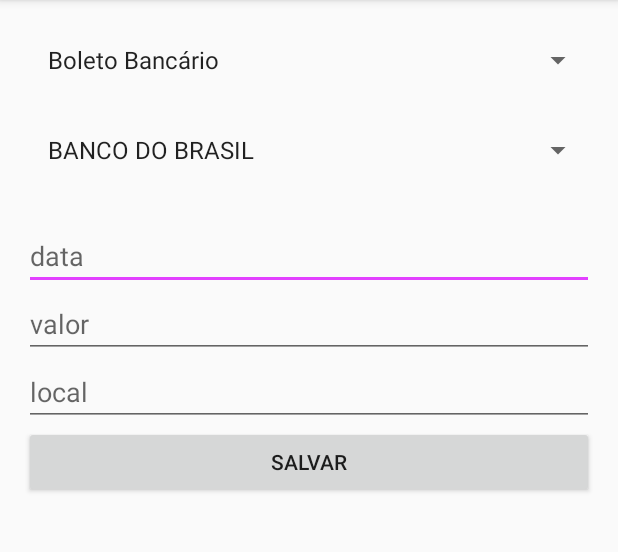
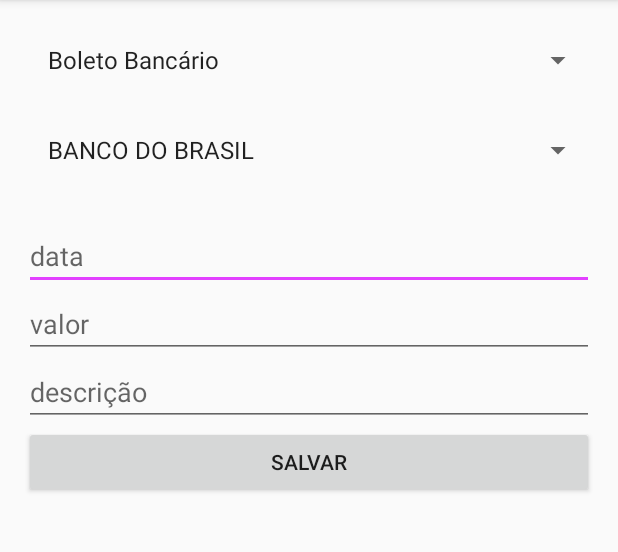
Before and after one commit to gabrielCorreaCordeiro/apsApp, an Android app: the GastoActivity screen opened directly, with no data from a screen before it, on a phone screen of 412 x 824 dp, the part 84-636 px from its top. Run offline under Robolectric (Android 15) with nearby library versions, the phone set to English and light mode, and no system bars.

Commit message:
modificação parcial do banco

```diff
--- a/app/src/main/java/br/edu/utfpr/gabriel/financeiro/GastoActivity.java
+++ b/app/src/main/java/br/edu/utfpr/gabriel/financeiro/GastoActivity.java
@@ -65,7 +65,7 @@ public class GastoActivity extends AppCompatActivity implements View.OnClickList
 
     }
     private void buildLocal(){
-        local = (EditText) findViewById(R.id.text_Entrada_local_gasto);
+        local = (EditText) findViewById(R.id.text_Entrada_descricao_gasto);
     }
 
     private void buildButton(){
--- a/app/src/main/res/layout/activity_gasto.xml
+++ b/app/src/main/res/layout/activity_gasto.xml
@@ -45,8 +45,8 @@
     <EditText
         android:layout_width="match_parent"
         android:layout_height="wrap_content"
-        android:hint="local"
-        android:id="@+id/text_Entrada_local_gasto"/>
+        android:hint="descrição"
+        android:id="@+id/text_Entrada_descricao_gasto"/>
 
     <Button
         android:id="@+id/salvar"
```
Also changed, not shown: app/src/main/java/br/edu/utfpr/gabriel/financeiro/modelo/Contas.java (+19 -0 lines), 11 other files.
